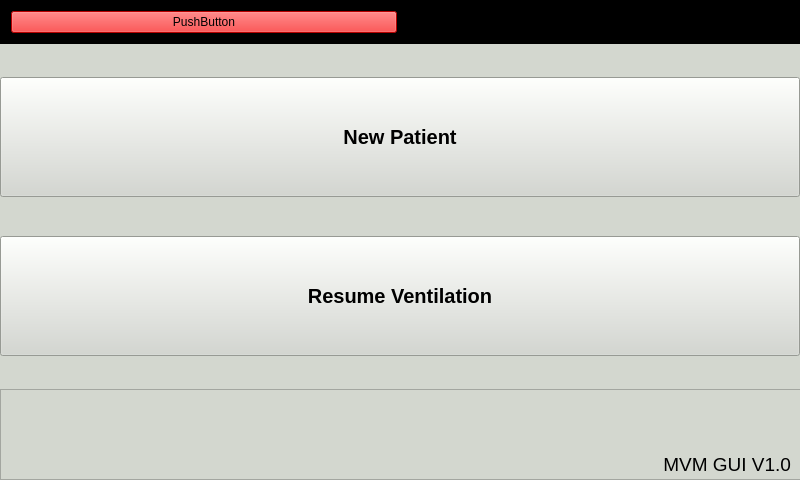
This is gui/mainwindow.ui in MariuszSuchenek/MVM_GUI_test2 as Qt 5 draws it before an edit. The edited form follows.
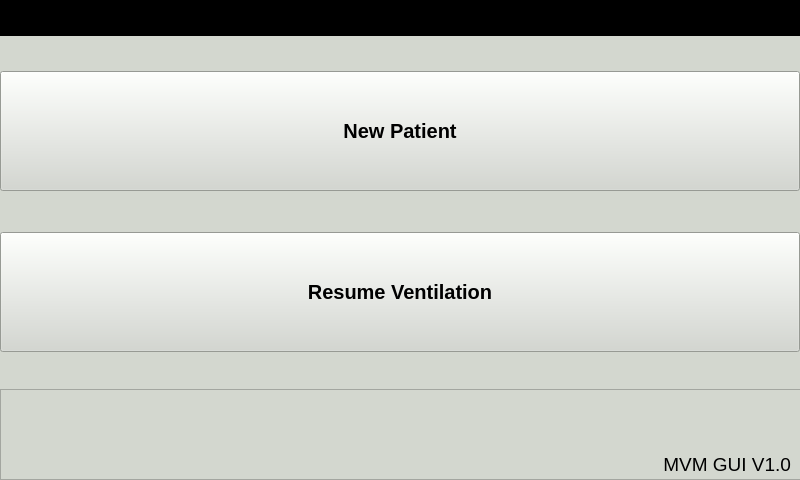
This is the edited form. Custom widgets are drawn as their Qt base class.

Commit message: Adding AlarmButton class that is a QPushButton for alarms and warnings

The edit to the form file:
```diff
--- a/gui/mainwindow.ui
+++ b/gui/mainwindow.ui
@@ -501,20 +501,7 @@
       </property>
       <layout class="QHBoxLayout" name="horizontalLayout_7">
        <item>
-        <widget class="QPushButton" name="pushButton">
-         <property name="sizePolicy">
-          <sizepolicy hsizetype="Minimum" vsizetype="Preferred">
-           <horstretch>0</horstretch>
-           <verstretch>0</verstretch>
-          </sizepolicy>
-         </property>
-         <property name="styleSheet">
-          <string notr="true">background-color: red;</string>
-         </property>
-         <property name="text">
-          <string>PushButton</string>
-         </property>
-        </widget>
+        <layout class="QHBoxLayout" name="alarmstack"/>
        </item>
        <item>
         <widget class="QLabel" name="label_2">
```
Left out of the diff: 2 changed lines with no effect on the pictures. The commit also changes 3 other files.
